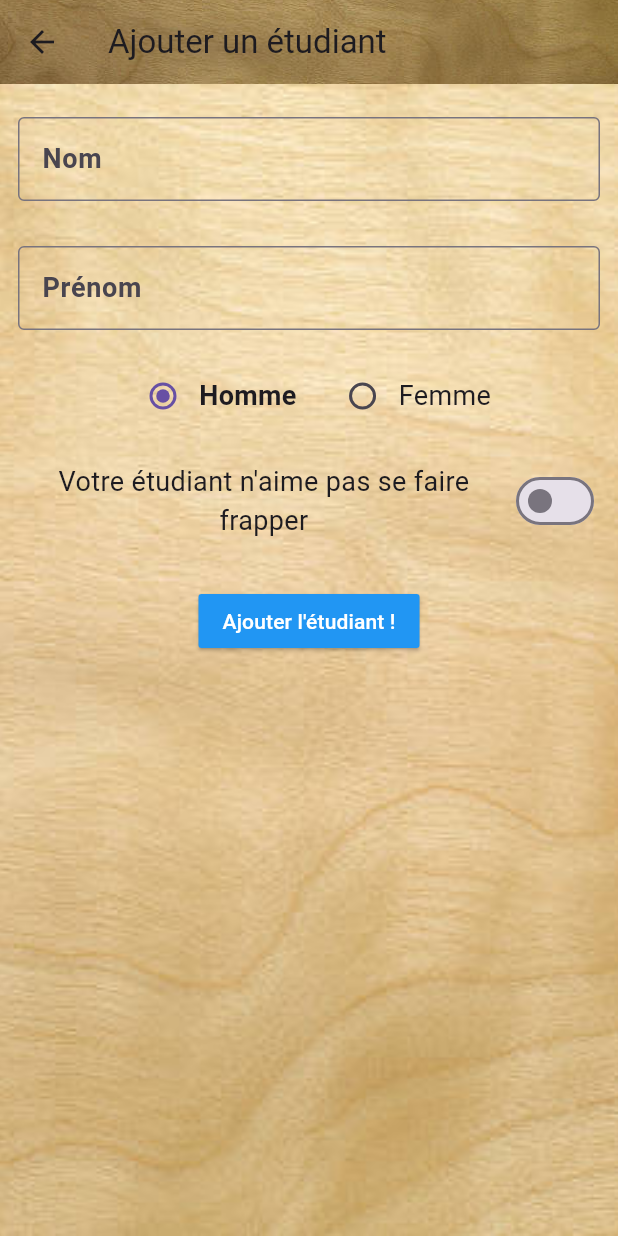
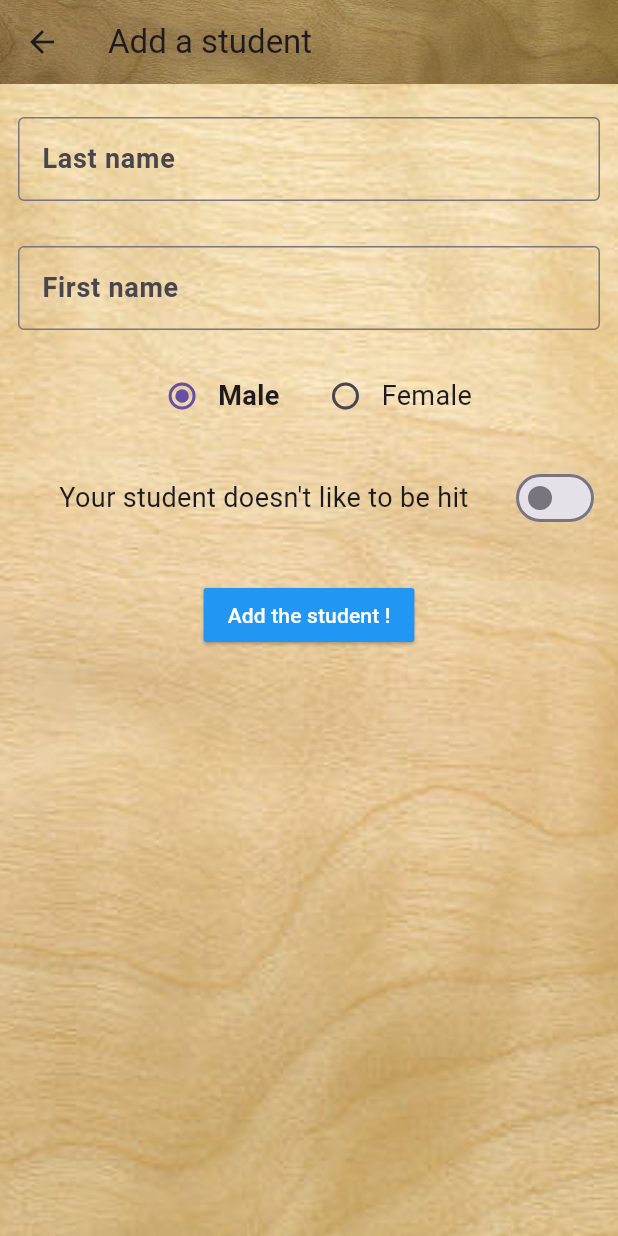
Before and after one commit to Arcols/Eat-and-Hit, a Flutter app: the AddEtudiantPage screen opened directly with empty values, on a phone screen of 412 x 824 dp. Run offline on Flutter 3.47's test engine with Material 3 defaults, Android fonts, the phone set to English and light mode, and no system bars; generated files the repository leaves out were written again.

Commit message:
langue fini !

```diff
--- a/lib/Vue/Settings.dart
+++ b/lib/Vue/Settings.dart
@@ -1,4 +1,5 @@
 import 'package:flutter/material.dart';
+import 'package:flutter_gen/gen_l10n/app_localizations.dart';
 
 class Settings extends StatefulWidget {
   const Settings({Key? key}) : super(key: key);
@@ -20,9 +21,10 @@ class _Settings extends State<Settings> {
 
   @override
   Widget build(BuildContext context) {
+    final loc = AppLocalizations.of(context)!;
     return Scaffold(
       appBar: AppBar(
-        title: Text("Credits"),
+        title: Text(loc.parametres_credit),
         flexibleSpace: Container(
           decoration: BoxDecoration(
             image: DecorationImage(
@@ -44,7 +46,7 @@ class _Settings extends State<Settings> {
             crossAxisAlignment: CrossAxisAlignment.start,
             children: [
               const SizedBox(height: 30),
-              Text("Développé par Arthur Colson & Indi Blateau")
+              Text(loc.parametres_devpar)
             ],
           ),
         )
--- a/lib/Vue/addEtudiantPage.dart
+++ b/lib/Vue/addEtudiantPage.dart
@@ -2,6 +2,7 @@ import 'package:eat_and_hit/fonctions/dataFonctions.dart';
 import 'package:flutter/cupertino.dart';
 import 'package:flutter/material.dart';
 import 'package:flutter/services.dart';
+import 'package:flutter_gen/gen_l10n/app_localizations.dart';
 
 class AddEtudiantPage extends StatelessWidget{
 
@@ -11,9 +12,10 @@ class AddEtudiantPage extends StatelessWidget{
 
   @override
   Widget build(BuildContext context) {
+    final loc = AppLocalizations.of(context)!;
     return Scaffold(
         appBar: AppBar(
-        title: Text("Ajouter un étudiant"),
+        title: Text(loc.add_etudiant_titre),
         flexibleSpace: Container(
           decoration: BoxDecoration(
             image: DecorationImage(
@@ -30,7 +32,7 @@ class AddEtudiantPage extends StatelessWidget{
         fit: BoxFit.cover,
         ),
       ),
-      child: ZoneSaisie(onEtudiantAjoute: onEtudiantAjoute),
+      child: ZoneSaisie(onEtudiantAjoute: onEtudiantAjoute, loc:loc),
       ),
     );
   }
@@ -41,13 +43,13 @@ class ZoneSaisie extends StatefulWidget {
   final VoidCallback onEtudiantAjoute;
   final TextEditingController prenomController = TextEditingController();
   final TextEditingController nomController = TextEditingController();
-
+  final AppLocalizations loc;
   ZoneSaisie({
     required this.onEtudiantAjoute,
-    super.key,
+    super.key, required this.loc
   });
 
-  State<ZoneSaisie> createState() => _ZoneSaisieState();
+  State<ZoneSaisie> createState() => _ZoneSaisieState(loc);
 
 }
 enum genre {M,W}
@@ -55,6 +57,7 @@ enum genre {M,W}
 class _ZoneSaisieState extends State<ZoneSaisie> {
   genre? _genre = genre.M;
   bool bdsm = false;
+  final AppLocalizations loc;
   final ButtonStyle _buttonStyle = ElevatedButton.styleFrom(
     foregroundColor: Colors.white,
     backgroundColor: Colors.blue,
@@ -64,6 +67,8 @@ class _ZoneSaisieState extends State<ZoneSaisie> {
       borderRadius: BorderRadius.all(Radius.circular(2)),
     ),
   );
+
+  _ZoneSaisieState(this.loc);
   @override
   Widget build(BuildContext context) {
     return Card(
@@ -75,24 +80,22 @@ class _ZoneSaisieState extends State<ZoneSaisie> {
           children: <Widget>[
             const SizedBox(height: 10),
 
-            // Champ de saisie pour le poids
             TextField(
               controller: widget.nomController ,
-              decoration: const InputDecoration(
-                border: OutlineInputBorder(),
-                labelText: "Nom",
-                labelStyle: TextStyle(fontSize: 18, fontWeight: FontWeight.bold),
+              decoration: InputDecoration(
+                border: const OutlineInputBorder(),
+                labelText: loc.add_etudiant_nom,
+                labelStyle: const TextStyle(fontSize: 18, fontWeight: FontWeight.bold),
               ),
             ),
 
             const SizedBox(height: 30),
-            // Champ de saisie pour la taille
             TextField(
               controller: widget.prenomController,
-              decoration: const InputDecoration(
-                border: OutlineInputBorder(),
-                labelText: "Prénom",
-                labelStyle: TextStyle(fontSize: 18, fontWeight: FontWeight.bold),
+              decoration: InputDecoration(
+                border: const OutlineInputBorder(),
+                labelText: loc.add_etudiant_prenom,
+                labelStyle: const TextStyle(fontSize: 18, fontWeight: FontWeight.bold),
               ),
             ),
             const SizedBox(height: 20),
@@ -111,7 +114,7 @@ class _ZoneSaisieState extends State<ZoneSaisie> {
                       },
                     ),
                     Text(
-                      'Homme',
+                      loc.add_etudiant_homme,
                       style: TextStyle(
                         fontSize: 18,
                         fontWeight: _genre == genre.M ? FontWeight.bold : FontWeight.normal,
@@ -132,7 +135,7 @@ class _ZoneSaisieState extends State<ZoneSaisie> {
                       },
                     ),
                     Text(
-                      'Femme',
+                      loc.add_etudiant_femme,
                       style: TextStyle(
                         fontSize: 18,
                         fontWeight: _genre == genre.W ? FontWeight.bold : FontWeight.normal,
@@ -149,8 +152,8 @@ class _ZoneSaisieState extends State<ZoneSaisie> {
                 Expanded( // Adaptation des débordements
                   child: Text(
                     bdsm
-                        ? 'Votre étudiant aime se faire frapper'
-                        : 'Votre étudiant n\'aime pas se faire frapper',
+                        ? loc.add_etudiant_aimesefairetaper
+                        : loc.add_etudiant_aimepasefairetaper,
                     style: TextStyle(fontSize: 18),
                     textAlign: TextAlign.center,
                     softWrap: true, // retour à la ligne automatique
@@ -173,7 +176,7 @@ class _ZoneSaisieState extends State<ZoneSaisie> {
               onPressed: () {
                 if(widget.nomController.text == '' || widget.prenomController.text ==''){
                   var snackBar = SnackBar(
-                    content: Text('Veuillez renseigner le nom et le prénom de l\'étudiant !'),
+                    content: Text(loc.add_etudiant_snackbar_error),
                     backgroundColor: Colors.grey,
                     duration: const Duration(seconds: 2),
                   );
@@ -185,7 +188,7 @@ class _ZoneSaisieState extends State<ZoneSaisie> {
                   Navigator.pop(context,widget.nomController.text+' '+widget.prenomController.text);
                 }
               },
-              child: Text('Ajouter l\'étudiant !'),
+              child: Text(loc.add_etudiant_addbutton),
             )
           ],
         ),
--- a/lib/l10n/app_en.arb
+++ b/lib/l10n/app_en.arb
@@ -1,10 +1,30 @@
 {
-  "accountTitle": "My Account",
-  "@accountTitle": {
-    "description": "Title of the My Account page"
-  },
-  "totalFoodGiven": "Total food given: {count} times",
-  "totalHitsGiven": "Total hits given: {count} times",
-  "happyStudents": "Number of happy students: {count}",
-  "unhappyStudents": "Number of unhappy students: {count}"
+  "moncompte_titrepage": "My Account",
+  "moncompte_totalFoodGiven": "Total lunch given: {count} times",
+  "moncompte_totalHitsGiven": "Total punch given: {count} times",
+  "moncompte_happyStudents": "Number of happy students: {count}",
+  "moncompte_unhappyStudents": "Number of unhappy students: {count}",
+  "moncompte_etat_gentil": "You are kindness incarnate! Stay like that! (or not...)",
+  "moncompte_etat_pasgentil": "You are pure evil! HAHAHA!",
+  "moncompte_etat_passigentil": "You keep attacking certain students! It's not nice to be mean!",
+  "moncompte_etat_unpeugentil": "You appreciate very few students! Food can be shared!",
+  "moncompte_etat_pasgentildutout": "You really don't like students. There are other jobs, you know?",
+  "moncompte_etat_supergentil": "This job is truly made for you, you really appreciate your students!",
+  "moncompte_etat_vide": "Nothing has happened yet...",
+  "main_etudiant_ajoute": "The student {name} has been successfully added",
+  "main_menu": "Menu",
+  "main_moncompte": "My Account",
+  "details_eleves_nbfoisnourri": "Has been fed {count} times :)",
+  "details_eleves_nbfoisfrappe": "Has been hit {count} times :(",
+  "parametres_credit": "Credits",
+  "parametres_devpar": "Developed by Arthur Colson & Indi Blateau",
+  "add_etudiant_titre": "Add a student",
+  "add_etudiant_homme": "Male",
+  "add_etudiant_femme": "Female",
+  "add_etudiant_nom": "Last name",
+  "add_etudiant_prenom": "First name",
+  "add_etudiant_aimesefairetaper": "Your student likes to be hit",
+  "add_etudiant_aimepasefairetaper": "Your student doesn't like to be hit",
+  "add_etudiant_snackbar_error": "Please enter the student's first and last name!",
+  "add_etudiant_addbutton": "Add the student !"
 }
--- a/lib/l10n/app_fr.arb
+++ b/lib/l10n/app_fr.arb
@@ -1,10 +1,30 @@
 {
-  "accountTitle": "Mon Compte",
-  "@accountTitle": {
-    "description": "Titre de la page Mon Compte"
-  },
-  "totalFoodGiven": "Nombre de pains (nourriture) donnés : {count} fois",
-  "totalHitsGiven": "Nombre de pains (coups) donnés : {count} fois",
-  "happyStudents": "Nombre d'étudiants contents : {count}",
-  "unhappyStudents": "Nombre d'étudiants pas contents : {count}"
+  "moncompte_titrepage": "Mon Compte",
+  "moncompte_totalFoodGiven": "Nombre de pains (nourriture) donnés : {count} fois",
+  "moncompte_totalHitsGiven": "Nombre de pains (coups) donnés : {count} fois",
+  "moncompte_happyStudents": "Nombre d'étudiants contents : {count}",
+  "moncompte_unhappyStudents": "Nombre d'étudiants pas contents : {count}",
+  "moncompte_etat_gentil" : "Vous avez la bonté incarnée ! Restez comme ça ! (ou pas...)",
+  "moncompte_etat_pasgentil" : "Vous êtes le mal incarné ! HIHIHI !",
+  "moncompte_etat_passigentil" : "Vous vous acharnez sur certains étudiants ! C'est pas gentil d'être méchant !",
+  "moncompte_etat_unpeugentil" : "Vous appréciez très peu d'étudiants ! La nourriture peu se partager !",
+  "moncompte_etat_pasgentildutout" : "Vous aimez vraiment pas les étudiants, il existe d'autres métiers vous savez ?",
+  "moncompte_etat_supergentil": "Ce métier est vraiment fait pour vous, vous appréciez vraiment vos étudiants !",
+  "moncompte_etat_vide": "Rien ne s'est passé pour l'instant ...",
+  "main_etudiant_ajoute" : "L'étudiant {name} a bien été ajouté",
+  "main_menu": "Menu",
+  "main_moncompte": "Mon compte",
+  "details_eleves_nbfoisnourri": "A été nourri {count} fois :)",
+  "details_eleves_nbfoisfrappe": "A été frappé {count} fois :(",
+  "parametres_credit": "Crédits",
+  "parametres_devpar": "Développé par Arthur Colson & Indi Blateau",
+  "add_etudiant_titre": "Ajouter un étudiant",
+  "add_etudiant_homme": "Homme",
+  "add_etudiant_femme": "Femme",
+  "add_etudiant_nom": "Nom",
+  "add_etudiant_prenom": "Prénom",
+  "add_etudiant_aimesefairetaper": "Votre étudiant aime se faire frapper",
+  "add_etudiant_aimepasefairetaper": "Votre étudiant n\\'aime pas se faire frapper",
+  "add_etudiant_snackbar_error": "Veuillez renseigner le nom et le prénom de l\\'étudiant !",
+  "add_etudiant_addbutton": "Ajouter l\\'étudiant !"
 }
```
Also changed, not shown: lib/Vue/DetailsEleves.dart (+7 -4 lines), lib/Vue/MonCompte.dart (+6 -6 lines), lib/fonctions/dataFonctions.dart (+9 -25 lines), lib/main.dart (+6 -10 lines).
